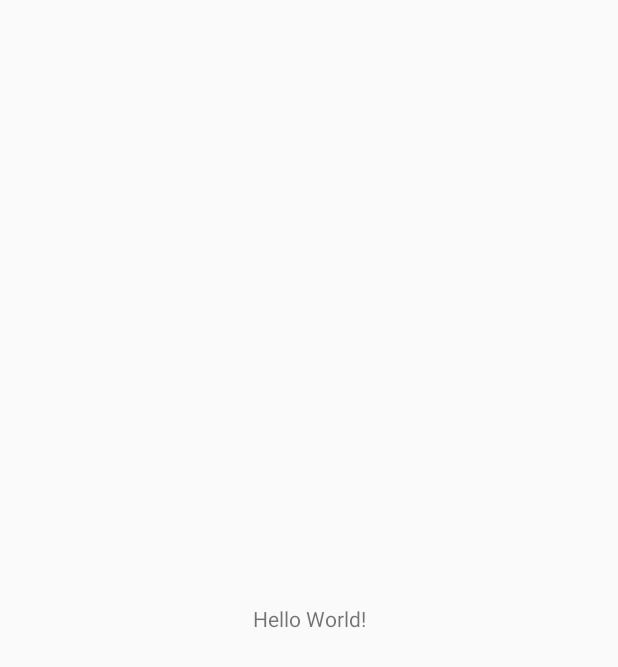
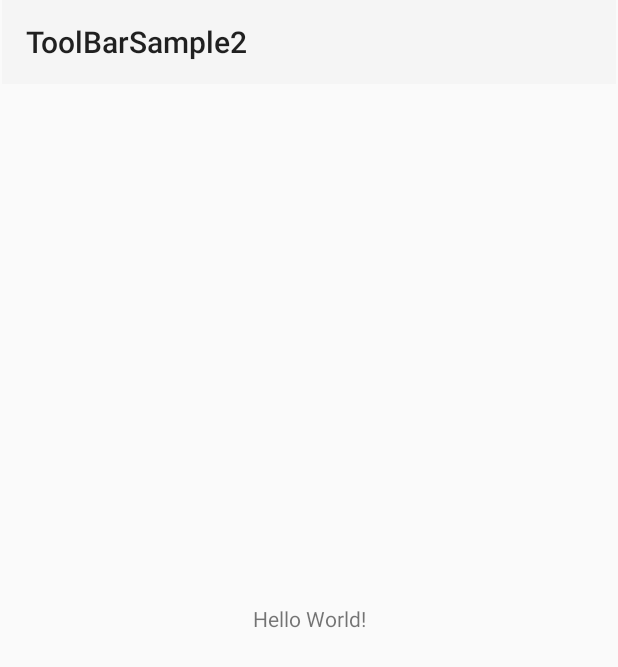
Before and after one commit to tatsuya-ss/ToolBarSample2, an Android app: the screen it shows after launch (MainActivity), on a phone screen of 412 x 824 dp. Before the commit the part shown is almost empty. Shown: the top 667 px of the screen. Run offline under Robolectric (Android 15) with nearby library versions, the phone set to English and light mode, and no system bars.

Commit message:
ツールバー表示

```diff
--- a/app/src/main/java/com/example/toolbarsample2/MainActivity.kt
+++ b/app/src/main/java/com/example/toolbarsample2/MainActivity.kt
@@ -7,5 +7,6 @@ class MainActivity : AppCompatActivity() {
     override fun onCreate(savedInstanceState: Bundle?) {
         super.onCreate(savedInstanceState)
         setContentView(R.layout.activity_main)
+        setSupportActionBar(findViewById(R.id.my_toolbar))
     }
 }
--- a/app/src/main/res/layout/activity_main.xml
+++ b/app/src/main/res/layout/activity_main.xml
@@ -7,6 +7,7 @@
     tools:context=".MainActivity">
 
     <TextView
+        android:id="@+id/textView"
         android:layout_width="wrap_content"
         android:layout_height="wrap_content"
         android:text="Hello World!"
@@ -15,4 +16,15 @@
         app:layout_constraintRight_toRightOf="parent"
         app:layout_constraintTop_toTopOf="parent" />
 
+    <androidx.appcompat.widget.Toolbar
+        android:id="@+id/my_toolbar"
+        android:layout_width="409dp"
+        android:layout_height="wrap_content"
+        android:background="?attr/colorPrimary"
+        android:minHeight="?attr/actionBarSize"
+        android:theme="?attr/actionBarTheme"
+        app:layout_constraintEnd_toEndOf="parent"
+        app:layout_constraintStart_toStartOf="parent"
+        app:layout_constraintTop_toTopOf="parent" />
+
 </androidx.constraintlayout.widget.ConstraintLayout>
```
